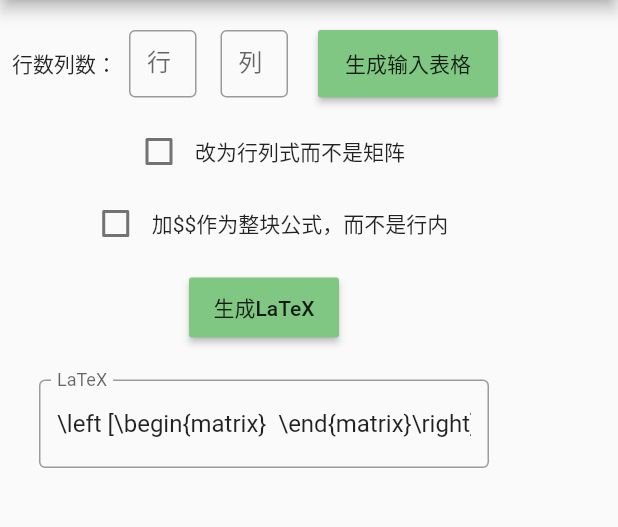
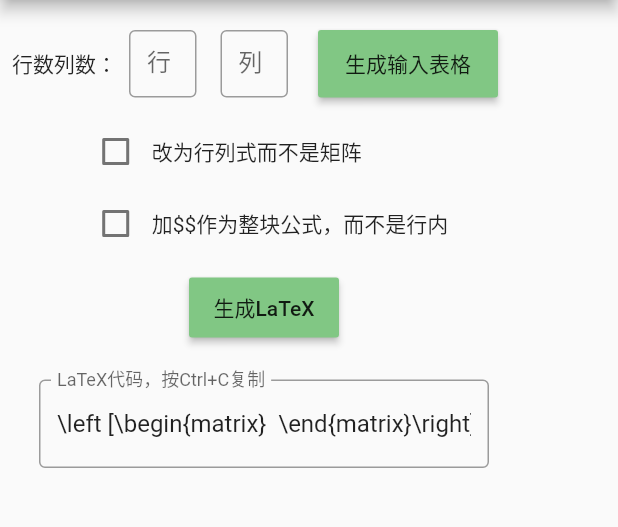
Before and after one commit to GinRyan/MatrixLaTeX, a Flutter app: the screen it shows after launch, after a tap on "生成LaTeX", on a phone screen of 412 x 824 dp, the part 84-611 px from its top. Run offline on Flutter 3.47's test engine with Material 2 defaults, Android fonts, the phone set to English and light mode, and no system bars.

Commit message:
分开控件，分开变更

```diff
--- a/lib/main.dart
+++ b/lib/main.dart
@@ -3,7 +3,7 @@ import 'package:flutter/foundation.dart';
 
 void main(List<String> args) {
   runApp(MaterialApp(
-    title: '矩阵LaTeX生成器',
+    title: '矩阵LaTeX代码生成器',
     theme: ThemeData(
       primarySwatch: Colors.green,
     ),
@@ -33,6 +33,8 @@ class MainFrameWidget extends StatefulWidget {
 }
 
 List<List<String>> _table = [];
+bool isDetermine = false;
+bool asBlock = false;
 
 class MainFrameWidgetState extends State<MainFrameWidget> {
   ValueChanged<String> onRowInput;
@@ -52,9 +54,6 @@ class MainFrameWidgetState extends State<MainFrameWidget> {
   final String determineRight = " \\end{matrix}\\right|";
   final String andChar = " & ";
   final String endline = "\\\\";
-
-  bool isDetermine = false;
-  bool asBlock = false;
 
   @override
   void initState() {
@@ -223,7 +222,138 @@ class MainFrameWidgetState extends State<MainFrameWidget> {
       ),
     ];
 
-    line.add(Container(
+    line.add(Prefs());
+
+    line.addAll(_columnLines);
+
+    line.add(
+      GenerateResultWidget(
+          determineLeft: determineLeft,
+          matrixLeft: matrixLeft,
+          determineRight: determineRight,
+          matrixRight: matrixRight,
+          andChar: andChar,
+          endline: endline,
+          outputEditingController: outputEditingController),
+    );
+
+    var mainFrame = FittedBox(
+      child: Container(
+        padding: EdgeInsets.all(8),
+        child: Column(
+          children: line,
+        ),
+      ),
+    );
+    return mainFrame;
+  }
+}
+
+class GenerateResultWidget extends StatefulWidget {
+  const GenerateResultWidget({
+    Key key,
+    @required this.determineLeft,
+    @required this.matrixLeft,
+    @required this.determineRight,
+    @required this.matrixRight,
+    @required this.andChar,
+    @required this.endline,
+    @required this.outputEditingController,
+  }) : super(key: key);
+
+  final String determineLeft;
+  final String matrixLeft;
+  final String determineRight;
+  final String matrixRight;
+  final String andChar;
+  final String endline;
+  final TextEditingController outputEditingController;
+
+  @override
+  _GenerateResultWidgetState createState() => _GenerateResultWidgetState();
+}
+
+class _GenerateResultWidgetState extends State<GenerateResultWidget> {
+  @override
+  Widget build(BuildContext context) {
+    return Column(
+      children: [
+        Container(
+          padding: EdgeInsets.all(12),
+          child: SizedBox(
+            height: 40,
+            width: 100,
+            child: RaisedButton(
+                color: Colors.green.shade300,
+                child: Text(
+                  "生成LaTeX",
+                ),
+                onPressed: () {
+                  String start =
+                      isDetermine ? widget.determineLeft : widget.matrixLeft;
+                  String end =
+                      isDetermine ? widget.determineRight : widget.matrixRight;
+
+                  String arrayLaTex = start;
+
+                  for (var i = 0; i < _table.length; i++) {
+                    for (var j = 0; j < _table[i].length; j++) {
+                      arrayLaTex += _table[i][j];
+                      if (j + 1 < _table[i].length) {
+                        arrayLaTex += widget.andChar;
+                      }
+                    }
+                    arrayLaTex += widget.endline + "\n";
+                  }
+                  arrayLaTex += end;
+
+                  if (asBlock) {
+                    arrayLaTex = "\$\$$arrayLaTex\$\$";
+                  }
+                  setState(() {
+                    print("Matrix: $arrayLaTex");
+                    widget.outputEditingController.text = "$arrayLaTex";
+
+                    //outputEditingController.value.copyWith(text: "$_table");
+                  });
+                }),
+          ),
+        ),
+        Container(
+          child: SizedBox(
+            height: 300,
+            width: 300,
+            child: TextField(
+              controller: widget.outputEditingController,
+              enableInteractiveSelection: true,
+              readOnly: false,
+              decoration: InputDecoration(
+                  border: OutlineInputBorder(), labelText: 'LaTeX代码，按Ctrl+C复制'),
+            ),
+          ),
+          padding: EdgeInsets.symmetric(vertical: 16),
+        )
+      ],
+    );
+  }
+}
+
+class Prefs extends StatefulWidget {
+  Prefs({
+    Key key,
+  }) : super(key: key);
+
+  @override
+  _PrefsState createState() => _PrefsState();
+}
+
+class _PrefsState extends State<Prefs> {
+  @override
+  Widget build(BuildContext context) {
+    return Column(
+      crossAxisAlignment: CrossAxisAlignment.start,
+      children: [
+        Container(
           child: SizedBox(
             child: Row(
               children: [
@@ -239,9 +369,8 @@ class MainFrameWidgetState extends State<MainFrameWidget> {
               ],
             ),
           ),
-    ));
-
-    line.add(Container(
+        ),
+        Container(
           child: SizedBox(
             child: Row(
               children: [
@@ -257,77 +386,8 @@ class MainFrameWidgetState extends State<MainFrameWidget> {
               ],
             ),
           ),
-    ));
-
-    line.addAll(_columnLines);
-
-    line.add(
-      Container(
-        padding: EdgeInsets.all(12),
-        child: SizedBox(
-          height: 40,
-          width: 100,
-          child: RaisedButton(
-              color: Colors.green.shade300,
-              child: Text(
-                "生成LaTeX",
-              ),
-              onPressed: () {
-                String start = isDetermine ? determineLeft : matrixLeft;
-                String end = isDetermine ? determineRight : matrixRight;
-
-                String arrayLaTex = start;
-
-                for (var i = 0; i < _table.length; i++) {
-                  for (var j = 0; j < _table[i].length; j++) {
-                    arrayLaTex += _table[i][j];
-                    if (j + 1 < _table[i].length) {
-                      arrayLaTex += andChar;
+        )
+      ],
+    );
   }
 }
-                  arrayLaTex += endline + "\n";
-                }
-                arrayLaTex += end;
-
-                if (asBlock) {
-                  arrayLaTex = "\$\$$arrayLaTex\$\$";
-                }
-                setState(() {
-                  print("Matrix: $arrayLaTex");
-                  outputEditingController.text = "$arrayLaTex";
-
-                  //outputEditingController.value.copyWith(text: "$_table");
-                });
-              }),
-        ),
-      ),
-    );
-
-    line.add(
-      Container(
-        child: SizedBox(
-          height: 300,
-          width: 300,
-          child: TextField(
-            controller: outputEditingController,
-            enableInteractiveSelection: true,
-            readOnly: false,
-            decoration: InputDecoration(
-                border: OutlineInputBorder(), labelText: 'LaTeX'),
-          ),
-        ),
-        padding: EdgeInsets.symmetric(vertical: 16),
-      ),
-    );
-
-    var mainFrame = FittedBox(
-      child: Container(
-        padding: EdgeInsets.all(8),
-        child: Column(
-          children: line,
-        ),
-      ),
-    );
-    return mainFrame;
-  }
-}
```
Lines whose indentation alone changed are shown as unchanged.
